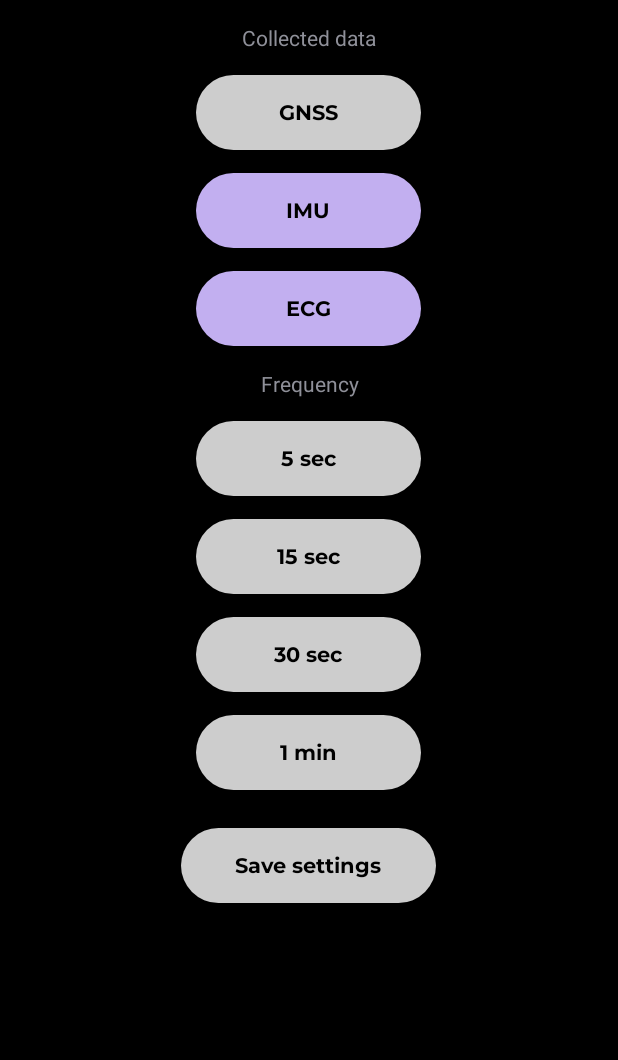
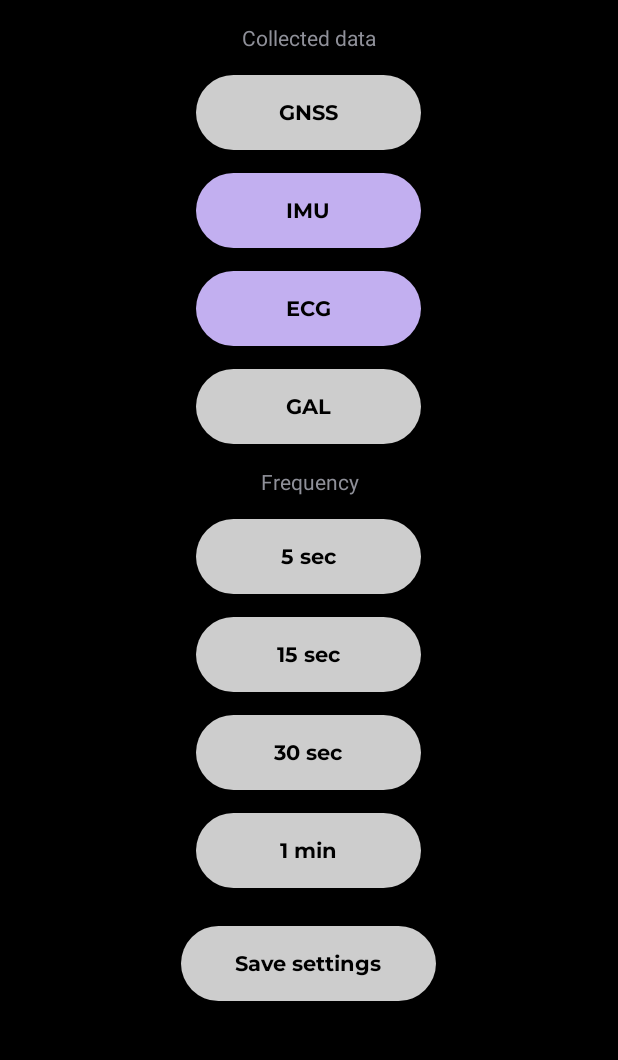
Before and after one commit to agrenier-gnss/mimir, an Android app: the SettingsActivity screen opened directly, with no data from a screen before it, after a tap on "ECG", on a phone screen of 412 x 824 dp, the part 135-1195 px from its top. Run offline under Robolectric (Android 15) with nearby library versions, the phone set to English and light mode, and no system bars; plain views replace BoxInsetLayout; 2 other taps on this screen came first.

Commit message:
Update on health sensors. added settings for ECG / GAL mode.

```diff
--- a/sensors/src/main/java/com/mimir/sensors/CustomSensors.kt
+++ b/sensors/src/main/java/com/mimir/sensors/CustomSensors.kt
@@ -891,6 +891,7 @@ class SpecificSensor(
             if (it.name == name) {
                 sensor = it
                 sensorManager.registerListener(this, sensor, sampling)
+                //sensorManager.registerListener(this, sensor, SensorManager.SENSOR_DELAY_FASTEST
                 this.isRegistered = true
             }
         }
--- a/watchlogger/src/main/java/com/mobilewizards/watchlogger/SettingsActivity.kt
+++ b/watchlogger/src/main/java/com/mobilewizards/watchlogger/SettingsActivity.kt
@@ -25,10 +25,12 @@ class SettingsActivity : Activity() {
         val gnssBtn = findViewById<Button>(R.id.GnssBtn)
         val imuBtn = findViewById<Button>(R.id.ImuBtn)
         val ecgBtn = findViewById<Button>(R.id.EcgBtn)
+        val galBtn = findViewById<Button>(R.id.GalBtn)
 
         gnssBtn.isSelected = WatchActivityHandler.getGnssStatus()
         imuBtn.isSelected = WatchActivityHandler.getImuStatus()
         ecgBtn.isSelected = WatchActivityHandler.getEcgStatus()
+        galBtn.isSelected = WatchActivityHandler.getGalStatus()
 
         val fiveSecBtn = findViewById<Button>(R.id.FiveSecondsBtn)
         val fifteenSecBtn = findViewById<Button>(R.id.FifteenSecondsBtn)
@@ -43,8 +45,21 @@ class SettingsActivity : Activity() {
         imuBtn.setOnClickListener{
             imuBtn.isSelected = !imuBtn.isSelected
         }
+
         ecgBtn.setOnClickListener{
             ecgBtn.isSelected = !ecgBtn.isSelected
+
+            if(ecgBtn.isSelected){
+                galBtn.isSelected = false
+            }
+        }
+
+        galBtn.setOnClickListener {
+            galBtn.isSelected = !galBtn.isSelected
+
+            if(galBtn.isSelected){
+                ecgBtn.isSelected = false
+            }
         }
 
         fiveSecBtn.setOnClickListener{
@@ -92,6 +107,7 @@ class SettingsActivity : Activity() {
             WatchActivityHandler.changeImuStatus(imuBtn.isSelected)
             WatchActivityHandler.changeGnssStatus(gnssBtn.isSelected)
             WatchActivityHandler.changeEcgStatus(ecgBtn.isSelected)
+            WatchActivityHandler.changeGalStatus(galBtn.isSelected)
 
             // TODO: Change frequency to correct
             if (fiveSecBtn.isSelected){
--- a/watchlogger/src/main/java/com/mobilewizards/watchlogger/WatchActivityHandler.kt
+++ b/watchlogger/src/main/java/com/mobilewizards/watchlogger/WatchActivityHandler.kt
@@ -12,6 +12,7 @@ object WatchActivityHandler {
     var collectGnss : Boolean = true
     var collectImu : Boolean = false
     var collectEcg : Boolean = false
+    var collectGal : Boolean = false
     var selectedFrequency : Int = 5
 
     // ---------------------------------------------------------------------------------------------
@@ -84,6 +85,18 @@ object WatchActivityHandler {
 
     // ---------------------------------------------------------------------------------------------
 
+    fun changeGalStatus(status: Boolean) {
+        collectGal = status
+    }
+
+    // ---------------------------------------------------------------------------------------------
+
+    fun getGalStatus() : Boolean {
+        return collectGal
+    }
+
+    // ---------------------------------------------------------------------------------------------
+
     fun changeFrequency(time: Int){
         selectedFrequency = time
     }
--- a/watchlogger/src/main/res/layout/activity_settings.xml
+++ b/watchlogger/src/main/res/layout/activity_settings.xml
@@ -74,6 +74,16 @@
                     android:text="ECG" />
 
 
+                <Button
+                    android:id="@+id/GalBtn"
+                    android:layout_width="150dp"
+                    android:layout_height="50dp"
+                    android:layout_marginBottom="15dp"
+                    android:background="@drawable/button_background"
+                    android:fontFamily="@font/montserrat_bold"
+                    android:text="GAL"
+                    android:textColor="@color/fontBlack" />
+
                 <TextView
                     android:id="@+id/FreqText"
                     android:layout_width="match_parent"
```
Also changed, not shown: watchlogger/src/main/java/com/mobilewizards/watchlogger/LoggingActivity.kt (+22 -6 lines).
